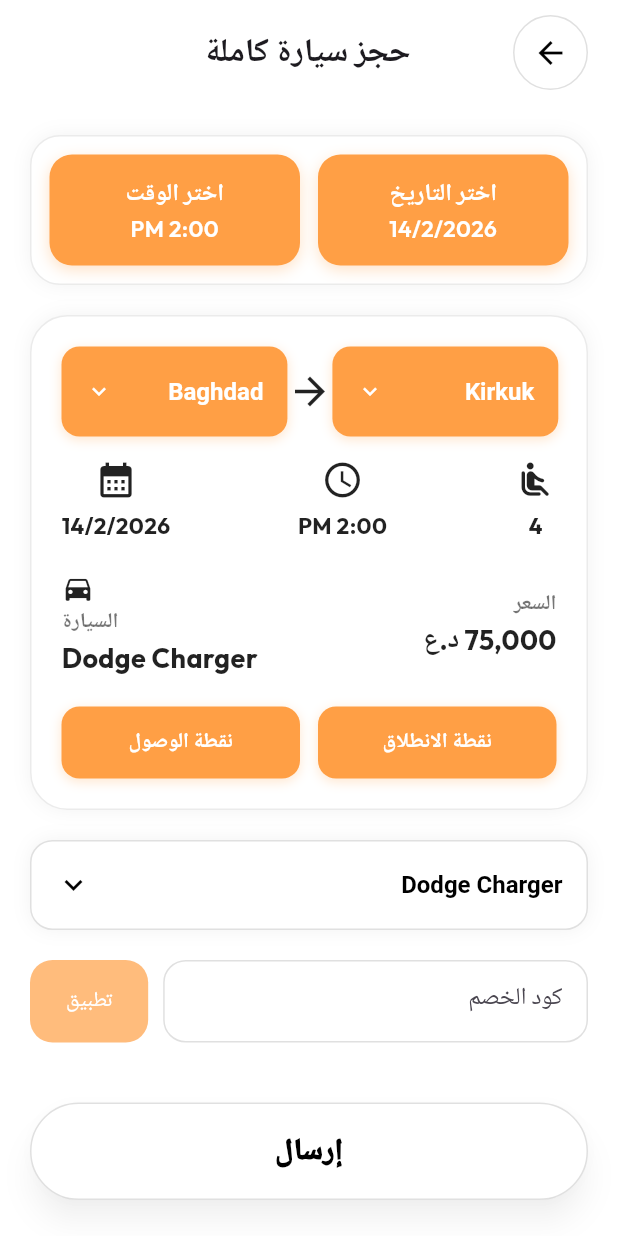
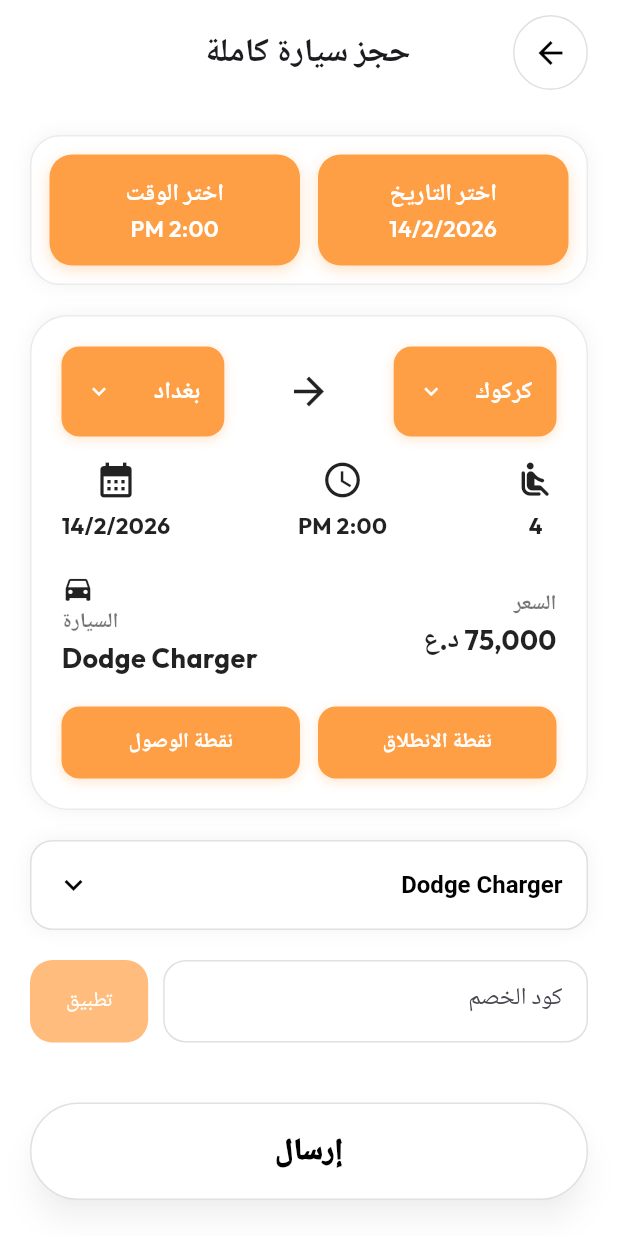
Before and after one commit to aashirafaq2-lgtm/yalla-passenger, a Flutter app: the BookEntireCarScreen screen opened directly, on a phone screen of 412 x 824 dp. Run offline on Flutter 3.47's test engine with Material 3 defaults, Android fonts, the phone set to English and light mode, and no system bars; our stand-ins replace animate_do, audioplayers, dio, file_picker, firebase_core, firebase_messaging and 11 more; accounts and stored records are empty; network calls fail; Roboto replaces fonts that are missing (NotoKufiArabic).

Commit message:
feat(release): v1.6.4+34 - Arabic governorate names display, seat icons, OTP paste & Codemagic iOS App Store release

```diff
--- a/codemagic.yaml
+++ b/codemagic.yaml
@@ -21,7 +21,7 @@ workflows:
           xcode-project use-profiles
       - name: Build Flutter IPA
         script: |
-          flutter build ipa --release --build-name=1.6.4 --build-number=33 --export-options-plist=/Users/builder/export_options.plist
+          flutter build ipa --release --build-name=1.6.4 --build-number=34 --export-options-plist=/Users/builder/export_options.plist
     publishing:
       app_store_connect:
         auth: integration
--- a/lib/features/passenger/presentation/book_entire_car_screen.dart
+++ b/lib/features/passenger/presentation/book_entire_car_screen.dart
@@ -212,9 +212,9 @@ class _BookEntireCarScreenState extends State<BookEntireCarScreen> {
                       Row(
                         mainAxisAlignment: MainAxisAlignment.spaceBetween,
                         children: [
-                          _buildCityBadge(selectedOrigin, cities, (val) => setState(() => selectedOrigin = val!)),
+                          _buildCityBadge(selectedOrigin, cities, (val) => setState(() => selectedOrigin = val!), isArabic),
                           Icon(isArabic ? Icons.arrow_back : Icons.arrow_forward, size: 30),
-                          _buildCityBadge(selectedDestination, cities, (val) => setState(() => selectedDestination = val!)),
+                          _buildCityBadge(selectedDestination, cities, (val) => setState(() => selectedDestination = val!), isArabic),
                         ],
                       ),
                       const SizedBox(height: 15),
@@ -430,7 +430,7 @@ class _BookEntireCarScreenState extends State<BookEntireCarScreen> {
     );
   }
 
-  Widget _buildCityBadge(String value, List<String> items, ValueChanged<String?> onChanged) {
+  Widget _buildCityBadge(String value, List<String> items, ValueChanged<String?> onChanged, [bool isArabic = false]) {
     return Container(
       padding: const EdgeInsets.symmetric(horizontal: 16, vertical: 6),
       decoration: BoxDecoration(
@@ -448,7 +448,7 @@ class _BookEntireCarScreenState extends State<BookEntireCarScreen> {
           items: items.map<DropdownMenuItem<String>>((String item) {
             return DropdownMenuItem<String>(
               value: item,
-              child: Text(item, style: const TextStyle(fontSize: 16, color: Colors.white)),
+              child: Text(isArabic ? (_cityArabicMap[item] ?? item) : item, style: TextStyle(fontSize: 16, color: Colors.white, fontFamily: isArabic ? 'NotoKufiArabic' : null)),
             );
           }).toList(),
         ),
--- a/lib/features/passenger/presentation/find_trip_screen.dart
+++ b/lib/features/passenger/presentation/find_trip_screen.dart
@@ -540,9 +540,10 @@ class _FindTripScreenState extends State<FindTripScreen> {
             onChanged: onChanged,
             items: governorates.map<DropdownMenuItem<String>>((dynamic gov) {
               final id = gov['id']?.toString() ?? '';
+              final rawName = gov['name']?.toString() ?? id;
               final displayName = isArabic
-                  ? (gov['nameAr'] ?? gov['name'] ?? id)
-                  : (gov['name'] ?? id);
+                  ? (gov['nameAr'] ?? _getGovArabic(rawName))
+                  : rawName;
               return DropdownMenuItem<String>(
                 value: id,
                 child: Text(
--- a/lib/features/passenger/presentation/schedule_trip_list_screen.dart
+++ b/lib/features/passenger/presentation/schedule_trip_list_screen.dart
@@ -254,8 +254,10 @@ class _ScheduleTripListScreenState extends State<ScheduleTripListScreen> {
                             ),
                           ...List.generate(filtered.length, (index) {
                             final t = filtered[index];
-                            final from = t['fromGovernorate']?['name'] ?? (isArabic ? 'كركوك' : 'Kirkuk');
-                            final to = t['toGovernorate']?['name'] ?? (isArabic ? 'بغداد' : 'Baghdad');
+                            final fromRaw = t['fromGovernorate']?['name'] ?? (isArabic ? 'كركوك' : 'Kirkuk');
+                            final toRaw = t['toGovernorate']?['name'] ?? (isArabic ? 'بغداد' : 'Baghdad');
+                            final from = isArabic ? getCityArabic(fromRaw) : fromRaw;
+                            final to = isArabic ? getCityArabic(toRaw) : toRaw;
                             final seats = (t['availableSeats'] ?? 4).toString();
                             final price = '${t['pricePerSeat'] ?? 15000} ${isArabic ? "د.ع" : "IQD"}';
                             final car = t['carType']?['name'] ?? t['driver']?['vehicle']?['model'] ?? 'Dodge Charger';
--- a/pubspec.yaml
+++ b/pubspec.yaml
@@ -1,7 +1,7 @@
 name: yalla_passenger
 description: "Yalla - Ride & Deliver Passenger App"
 publish_to: 'none'
-version: 1.6.4+33
+version: 1.6.4+34
 
 environment:
   sdk: '>=3.2.0 <4.0.0'
```
